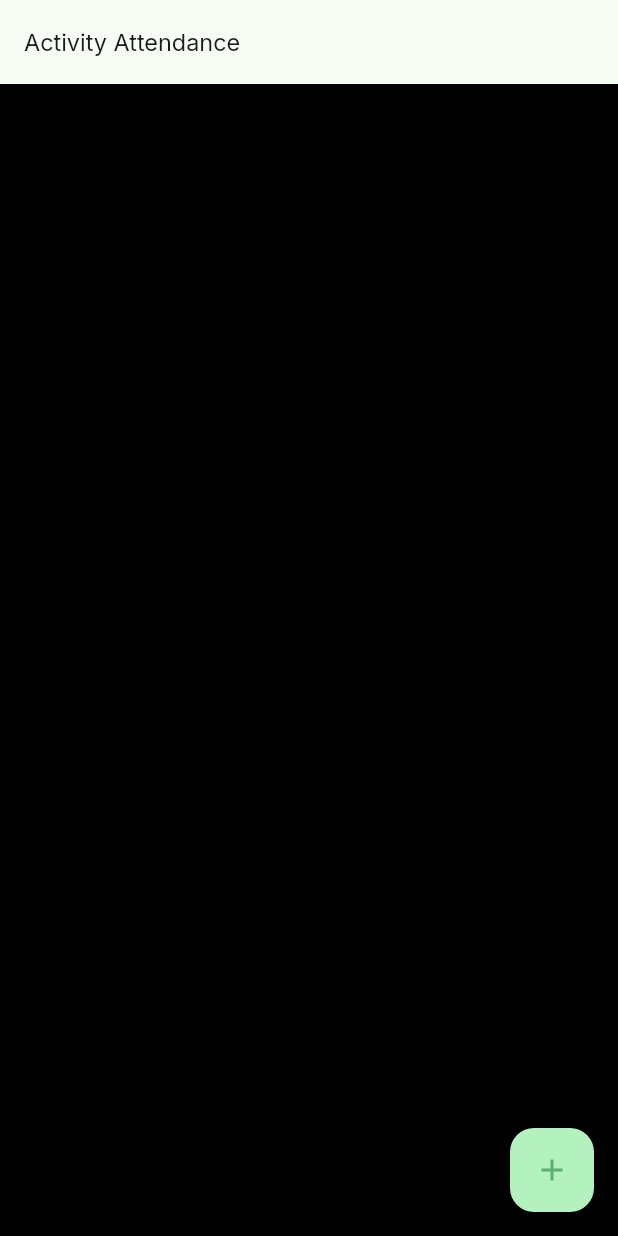
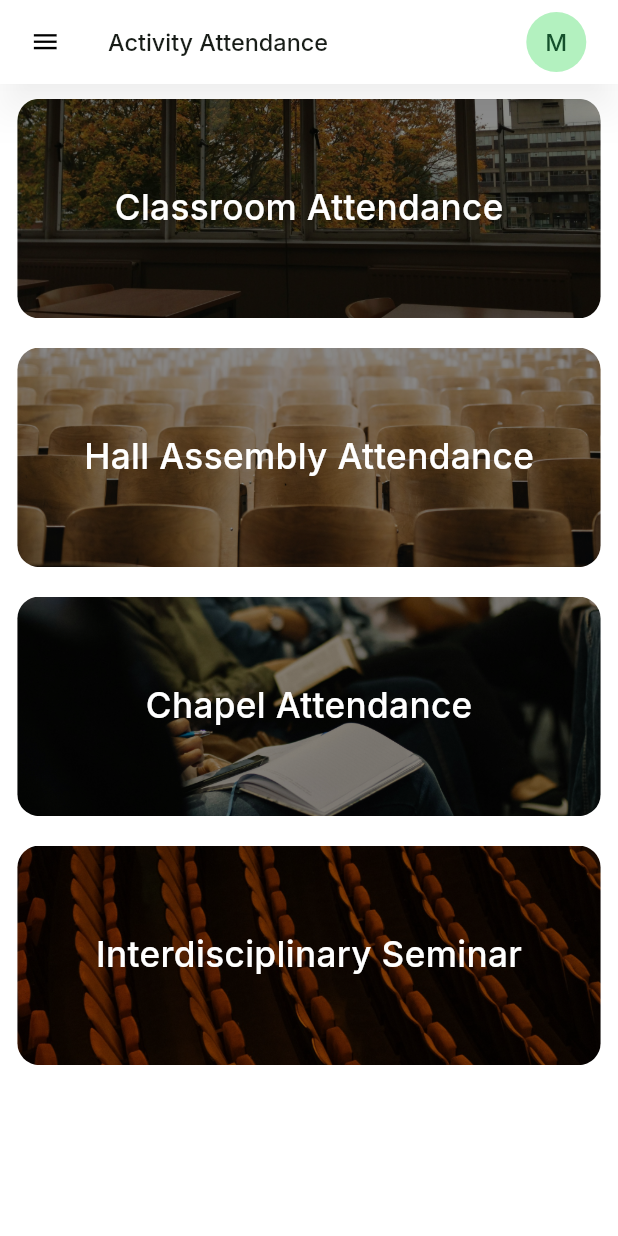
Before and after one commit to Temmycode/final-year-project, a Flutter app: the screen it shows after launch, on a phone screen of 412 x 824 dp. Run offline on Flutter 3.47's test engine with Material 3 defaults, Android fonts, the light colour scheme and no system bars; our stand-ins replace flutter_riverpod, flutter_screenutil, flutter_svg, google_fonts, qr_flutter, sqflite; accounts and stored records are empty.

Commit message:
All Screens Done apart from generate report

```diff
--- a/lib/config/colors/app_colors.dart
+++ b/lib/config/colors/app_colors.dart
@@ -10,4 +10,5 @@ class AppColors {
   static const Color grey4 = Color(0xff666666);
   static const Color green1 = Color(0xff2AD23B);
   static const Color backButton = Color(0xff50555C);
+  static const Color red1 = Color(0xffBE4E4E);
 }
--- a/lib/config/images/app_images.dart
+++ b/lib/config/images/app_images.dart
@@ -1,9 +1,12 @@
 class AppImage {
   const AppImage._();
-
   static const String qrRect1 = "assets/images/qrrect1.svg";
   static const String qrRect2 = "assets/images/qrrect2.svg";
   static const String qrRect3 = "assets/images/qrrect3.svg";
   static const String qrRect4 = "assets/images/qrrect4.svg";
   static const String backButton = "assets/images/back_button.svg";
+  static const String classroom = "assets/images/classroom.png";
+  static const String chapel = "assets/images/chapel.png";
+  static const String hall = "assets/images/hall.png";
+  static const String interdisciplinary = "assets/images/interdisciplinary.png";
 }
--- a/lib/features/home/screens/home_screen.dart
+++ b/lib/features/home/screens/home_screen.dart
@@ -1,5 +1,8 @@
+import 'package:flutter/cupertino.dart';
 import 'package:flutter/material.dart';
-import 'package:flutter_application_3/config/colors/app_colors.dart';
+import 'package:flutter_application_3/config/images/app_images.dart';
+import 'package:flutter_application_3/features/home/screens/classroom_screen.dart';
+import 'package:flutter_application_3/shared/widgets/activity_cards.dart';
 import 'package:flutter_riverpod/flutter_riverpod.dart';
 import 'package:flutter_screenutil/flutter_screenutil.dart';
 
@@ -8,23 +11,95 @@ class HomeScreen extends ConsumerWidget {
   @override
   Widget build(BuildContext context, WidgetRef ref) {
     return Scaffold(
-      backgroundColor: Colors.black,
+      backgroundColor: Colors.white,
       appBar: AppBar(
+        elevation: 10,
+        surfaceTintColor: Colors.white,
+        backgroundColor: Colors.white,
+        shadowColor: Colors.black.withOpacity(0.25),
+        leading: CupertinoButton(
+          child: const Icon(
+            Icons.menu,
+            color: Colors.black,
+            weight: 0.5,
+          ),
+          onPressed: () {},
+        ),
         title: Text(
           "Activity Attendance",
           style: TextStyle(
             fontSize: 16.spMin,
+            fontWeight: FontWeight.w500,
           ),
         ),
+        actions: [
+          Padding(
+            padding: EdgeInsets.only(right: 20.w),
+            child: const CircleAvatar(
+              child: Text("M"),
+            ),
+          )
+        ],
       ),
-      body: Column(
-        children: [],
-      ),
-      floatingActionButton: FloatingActionButton(
-        onPressed: () {},
-        child: const Icon(
-          Icons.add,
-          color: AppColors.primary,
+      body: SingleChildScrollView(
+        child: Padding(
+          padding: EdgeInsets.symmetric(horizontal: 11.w),
+          child: Column(
+            children: [
+              ActivityCards(
+                onTap: () => Navigator.push(
+                  context,
+                  MaterialPageRoute(
+                    builder: (context) => const ActivityScreen(
+                      title: "Classroom Attendance",
+                      type: "classroom",
+                    ),
+                  ),
+                ),
+                title: "Classroom Attendance",
+                image: AppImage.classroom,
+              ),
+              ActivityCards(
+                onTap: () => Navigator.push(
+                  context,
+                  MaterialPageRoute(
+                    builder: (context) => const ActivityScreen(
+                      title: "Hall Assembly Attendance",
+                      type: "hall",
+                    ),
+                  ),
+                ),
+                title: "Hall Assembly Attendance",
+                image: AppImage.hall,
+              ),
+              ActivityCards(
+                onTap: () => Navigator.push(
+                  context,
+                  MaterialPageRoute(
+                    builder: (context) => const ActivityScreen(
+                      title: "Chapel Attendance",
+                      type: "chapel",
+                    ),
+                  ),
+                ),
+                title: "Chapel Attendance",
+                image: AppImage.chapel,
+              ),
+              ActivityCards(
+                onTap: () => Navigator.push(
+                  context,
+                  MaterialPageRoute(
+                    builder: (context) => const ActivityScreen(
+                      title: "Interdisciplinary Seminar",
+                      type: "seminar",
+                    ),
+                  ),
+                ),
+                title: "Interdisciplinary Seminar",
+                image: AppImage.interdisciplinary,
+              ),
+            ],
+          ),
         ),
       ),
     );
--- a/lib/features/qr_scan/screens/qr_code_scan_screen.dart
+++ b/lib/features/qr_scan/screens/qr_code_scan_screen.dart
@@ -3,7 +3,6 @@ import 'package:flutter_application_3/features/qr_scan/widgets/scan_successful_v
 import 'package:flutter_application_3/shared/widgets/back_button.dart';
 import 'package:flutter_riverpod/flutter_riverpod.dart';
 import 'package:flutter_screenutil/flutter_screenutil.dart';
-import '../../../shared/widgets/scan_qr_code_view.dart';
 
 class QrCodeScanScreen extends ConsumerWidget {
   const QrCodeScanScreen({super.key});
--- a/lib/main.dart
+++ b/lib/main.dart
@@ -1,12 +1,12 @@
 import 'package:flutter/material.dart';
 import 'package:flutter_application_3/features/home/screens/home_screen.dart';
+import 'package:flutter_riverpod/flutter_riverpod.dart';
 import 'package:flutter_screenutil/flutter_screenutil.dart';
 import 'package:google_fonts/google_fonts.dart';
 import 'config/colors/app_colors.dart';
-import 'features/qr_scan/screens/qr_code_scan_screen.dart';
 
 void main() {
-  runApp(const MyApp());
+  runApp(const ProviderScope(child: MyApp()));
 }
 
 class MyApp extends StatelessWidget {
--- /dev/null
+++ b/lib/models/activity_model.dart
@@ -0,0 +1,52 @@
+import 'package:flutter/foundation.dart' show immutable;
+
+@immutable
+class Activity {
+  final int? id;
+  final String title;
+  final String type;
+  final String imageUrl;
+
+  const Activity({
+    this.id,
+    required this.title,
+    required this.type,
+    required this.imageUrl,
+  });
+
+  Activity copyWith({
+    String? title,
+    String? type,
+    String? imageUrl,
+  }) =>
+      Activity(
+        title: title ?? this.title,
+        type: type ?? this.type,
+        imageUrl: imageUrl ?? this.imageUrl,
+      );
+
+  Map<String, dynamic> toJson() => {
+        "id": id,
+        "title": title,
+        "imageUrl": imageUrl,
+      };
+
+  factory Activity.fromJson(Map<String, dynamic> json) => Activity(
+        id: json["id"],
+        title: json["title"],
+        type: json["type"],
+        imageUrl: json["imageUrl"],
+      );
+  @override
+  String toString() =>
+      "Activity(id: $id, title: $title, type: $type, imageUrl: $imageUrl)";
+
+  @override
+  bool operator ==(covariant Activity other) => (other.id == id &&
+      other.title == title &&
+      other.type == type &&
+      other.imageUrl == imageUrl);
+
+  @override
+  int get hashCode => Object.hashAll([id, title, type, imageUrl]);
+}
--- /dev/null
+++ b/lib/shared/widgets/activity_cards.dart
@@ -0,0 +1,47 @@
+import 'package:flutter/material.dart';
+import 'package:flutter_screenutil/flutter_screenutil.dart';
+
+class ActivityCards extends StatelessWidget {
+  final String title;
+  final String image;
+  final VoidCallback? onTap;
+
+  const ActivityCards({
+    super.key,
+    required this.title,
+    required this.image,
+    this.onTap,
+  });
+
+  @override
+  Widget build(BuildContext context) {
+    return Padding(
+      padding: EdgeInsets.symmetric(vertical: 10.h),
+      child: InkWell(
+        borderRadius: BorderRadius.circular(15.r),
+        onTap: onTap,
+        child: Container(
+          width: double.maxFinite,
+          height: 150.h,
+          decoration: BoxDecoration(
+            borderRadius: BorderRadius.circular(15.r),
+            image: DecorationImage(
+              image: AssetImage(image),
+              fit: BoxFit.cover,
+            ),
+          ),
+          child: Center(
+            child: Text(
+              title,
+              style: TextStyle(
+                fontSize: 24.sp,
+                fontWeight: FontWeight.w500,
+                color: Colors.white,
+              ),
+            ),
+          ),
+        ),
+      ),
+    );
+  }
+}
--- a/lib/shared/widgets/back_button.dart
+++ b/lib/shared/widgets/back_button.dart
@@ -15,6 +15,7 @@ class CustomBackButton extends StatelessWidget {
   @override
   Widget build(BuildContext context) {
     return InkWell(
+      onTap: () => Navigator.pop(context),
       borderRadius: BorderRadius.circular(56.r),
       child: Container(
         alignment: Alignment.center,
--- a/lib/shared/widgets/custom_textfield.dart
+++ b/lib/shared/widgets/custom_textfield.dart
@@ -30,6 +30,8 @@ class _CustomTextFieldState extends State<CustomTextField> {
         borderRadius: BorderRadius.circular(8.r),
       ),
       child: TextFormField(
+        keyboardType:
+            widget.isPassword ? TextInputType.text : TextInputType.emailAddress,
         controller: widget.controller,
         obscureText: widget.isPassword && !isVisible ? true : false,
         obscuringCharacter: "*",
--- a/pubspec.yaml
+++ b/pubspec.yaml
@@ -24,6 +24,8 @@ dependencies:
   qr_flutter: ^4.1.0
   cupertino_icons: ^1.0.2
   google_fonts: ^6.1.0
+  sqflite: ^2.3.2
+  image_picker: ^1.0.7
 
 dev_dependencies:
   flutter_test:
```
Also changed, not shown: lib/features/create_activity_screen.dart (added, +152 -0 lines), lib/features/database/local_database_client.dart (added, +63 -0 lines), lib/features/database/providers/get_activity_provider.dart (added, +9 -0 lines), lib/features/home/screens/activity_selection_screen.dart (added, +104 -0 lines), lib/features/home/screens/classroom_screen.dart (added, +141 -0 lines), assets/images/chapel.png (added), assets/images/classroom.png (added), assets/images/hall.png (added), assets/images/interdisciplinary.png (added), pubspec.lock, 6 other files.
